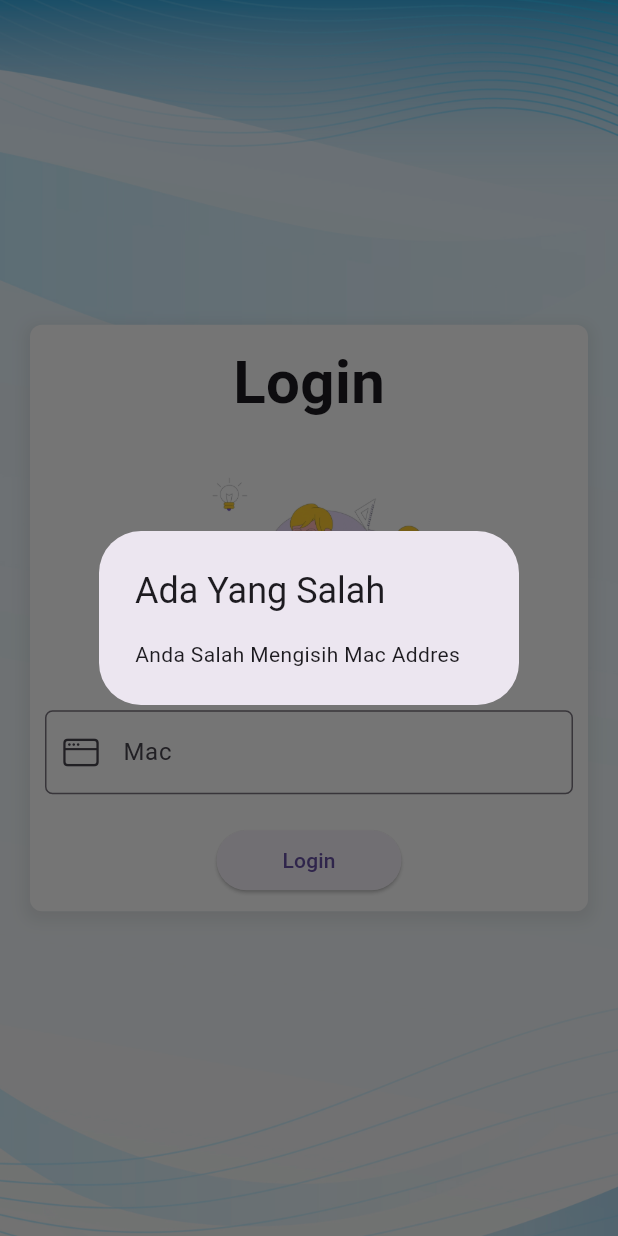
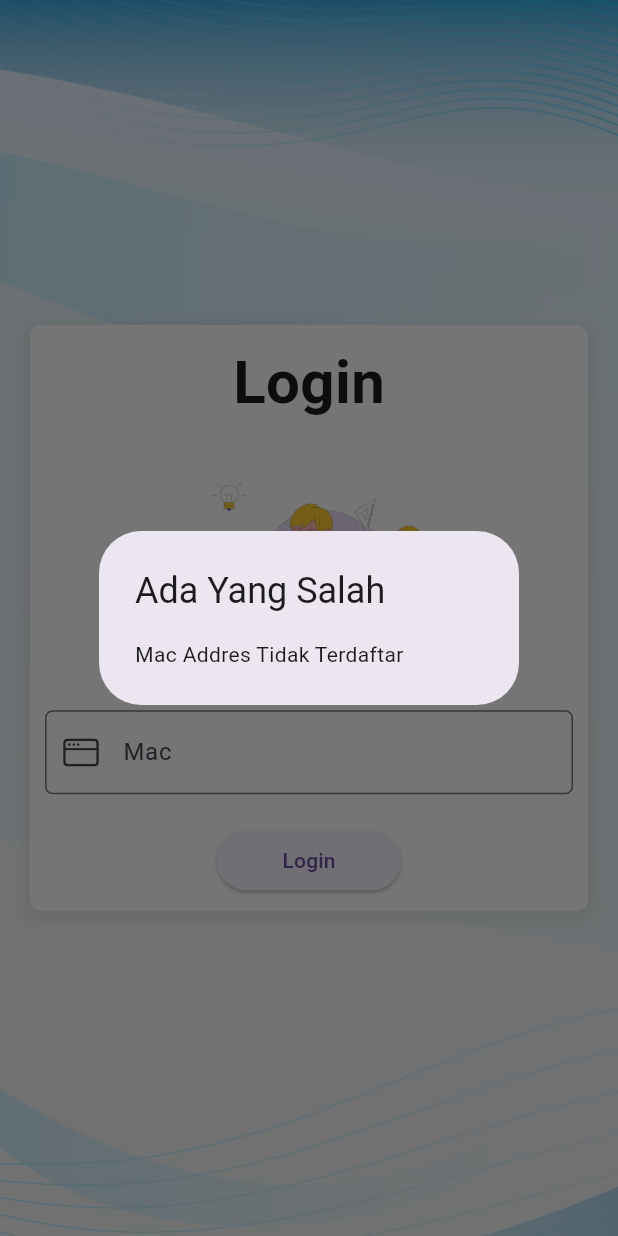
Before and after one commit to Dicky019/kontroler, a Flutter app: the screen it shows after launch, after a tap on "Login", on a phone screen of 412 x 824 dp. Run offline on Flutter 3.47's test engine with Material 2 defaults, Android fonts, the phone set to English and light mode, and no system bars; our stand-ins replace cloud_firestore, firebase_core, firebase_database, get, get_storage; accounts and stored records are empty.

Commit message:
add comment

```diff
--- a/lib/view/admin.dart
+++ b/lib/view/admin.dart
@@ -21,6 +21,7 @@ class Admin extends StatelessWidget {
     final valueC = TextEditingController();
 
     Future<void> addData(BuildContext context) async {
+      // inputan mac
       Widget add = TextField(
         controller: valueC,
         decoration: const InputDecoration(hintText: "mac"),
@@ -33,6 +34,7 @@ class Admin extends StatelessWidget {
             title: const Text('Add Data'),
             content: add,
             actions: <Widget>[
+              // button add
               ButtonOff(
                 title: 'Add',
                 onPressed: () async {
@@ -153,6 +155,7 @@ class AdminSuccess extends StatelessWidget {
     final valueC = TextEditingController();
 
     Future<void> editData(BuildContext context, String id) async {
+      // update mac
       Widget add = TextField(
         controller: valueC,
         decoration: const InputDecoration(hintText: "mac"),
@@ -165,6 +168,7 @@ class AdminSuccess extends StatelessWidget {
             title: const Text('Edit Data'),
             content: add,
             actions: <Widget>[
+              // edit mac
               ButtonOff(
                 title: 'Edit',
                 onPressed: () async {
--- a/lib/view/login.dart
+++ b/lib/view/login.dart
@@ -121,6 +121,7 @@ class LoginSuccess extends StatelessWidget {
             const SizedBox(
               height: 20,
             ),
+            // inputan mac
             TextFormField(
               controller: controllerMac,
               onChanged: (v) {
@@ -147,10 +148,11 @@ class LoginSuccess extends StatelessWidget {
             const SizedBox(
               height: 20,
             ),
+            // button login
             ElevatedButton(
               onPressed: () async {
                 if (dataMac?.data() == null) {
-                  showDialogCustom("Anda Salah Mengisih Mac Addres");
+                  showDialogCustom("Mac Addres Tidak Terdaftar");
                 } else {
                   bool isLogin = dataMac?['isLogin'] ?? false;
                   bool isActive = dataMac?['isActive'] ?? false;
```
Also changed, not shown: lib/widgets/state_home/success.dart (+11 -2 lines).
